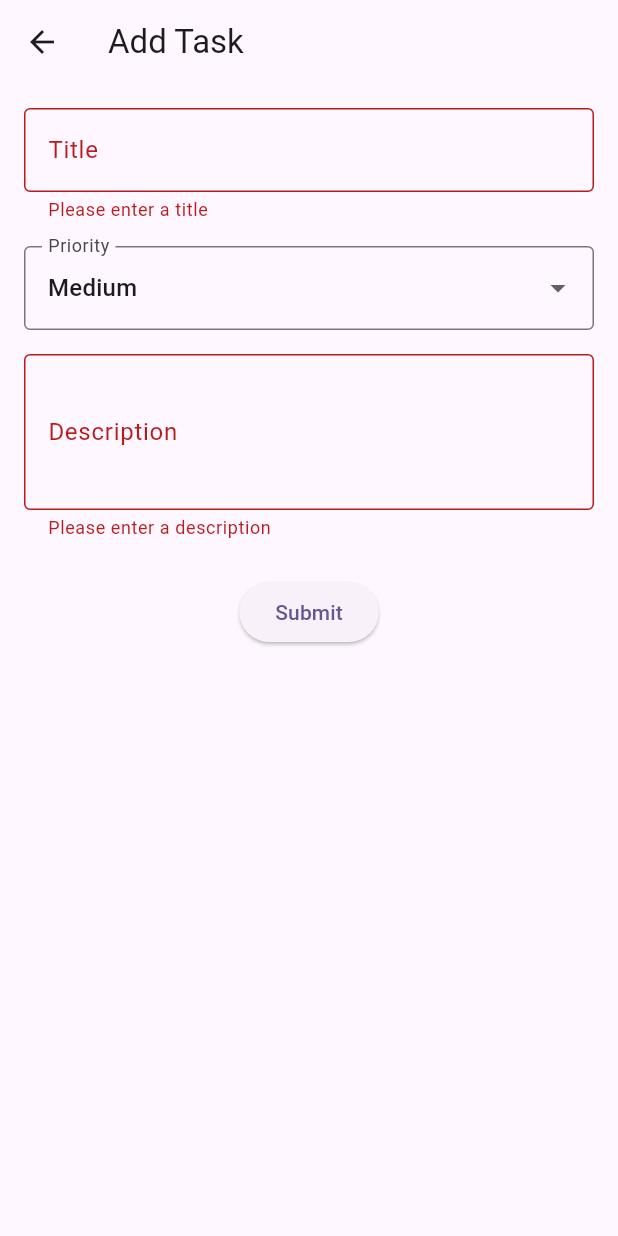
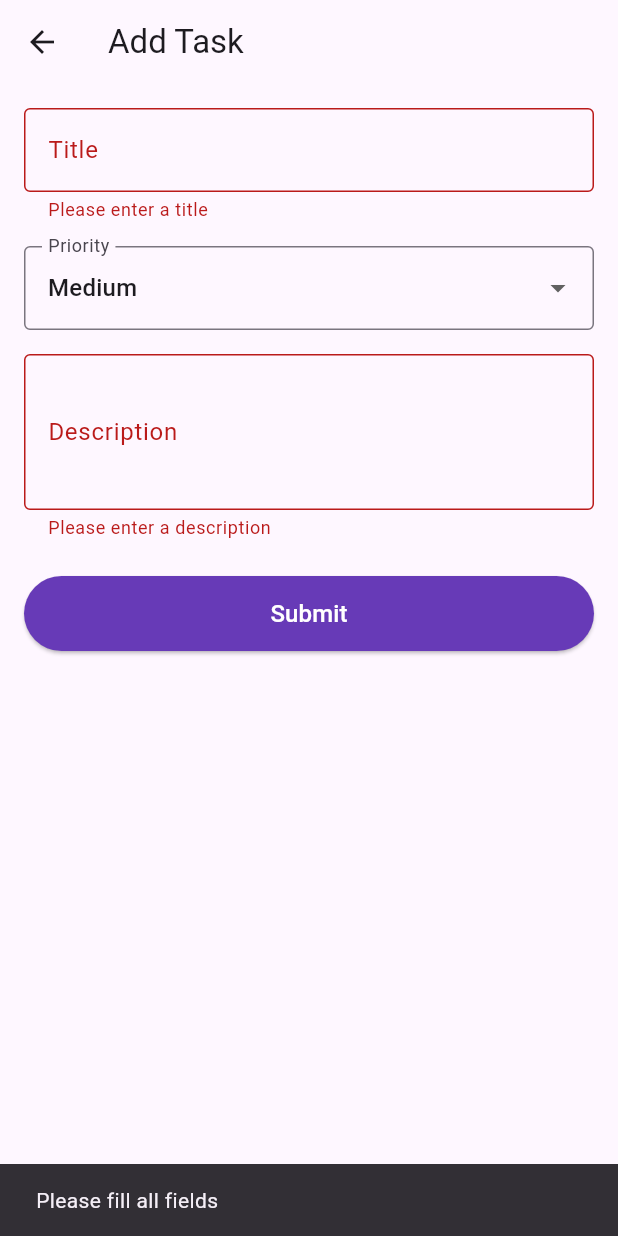
Before and after one commit to jimxxs/flutter-task-notes-app, a Flutter app: the AddTaskScreen screen opened directly, after a tap on "Submit", on a phone screen of 412 x 824 dp. Run offline on Flutter 3.47's test engine with Material 3 defaults, Android fonts, the phone set to English and light mode, and no system bars; our stand-ins replace shared_preferences, sqflite; accounts and stored records are empty.

Commit message:
Refactor database handling to use StorageHelper, add lifecycle management in HomeScreen, and enhance task submission feedback in AddTaskScreen

```diff
--- /dev/null
+++ b/task_notes_manager/devtools_options.yaml
@@ -0,0 +1,3 @@
+description: This file stores settings for Dart & Flutter DevTools.
+documentation: https://docs.flutter.dev/tools/devtools/extensions#configure-extension-enablement-states
+extensions:
--- a/task_notes_manager/lib/screens/add_task_screen.dart
+++ b/task_notes_manager/lib/screens/add_task_screen.dart
@@ -1,6 +1,6 @@
 import 'package:flutter/material.dart';
 import '../models/task_item.dart';
-import '../database_helper.dart';
+import '../storage_helper.dart';
 
 class AddTaskScreen extends StatefulWidget {
   const AddTaskScreen({super.key});
@@ -24,16 +24,34 @@ class _AddTaskScreenState extends State<AddTaskScreen> {
 
   Future<void> _submitTask() async {
     if (_formKey.currentState!.validate()) {
+      try {
         final task = TaskItem(
           title: _titleController.text,
           priority: _priority,
           description: _descriptionController.text,
         );
 
-      await DatabaseHelper().insertTask(task);
+        final id = await StorageHelper().insertTask(task);
+        print('Task inserted with ID: $id');
+
         if (mounted) {
+          ScaffoldMessenger.of(context).showSnackBar(
+            const SnackBar(content: Text('Task added successfully!')),
+          );
           Navigator.pop(context, true);
         }
+      } catch (e) {
+        print('Error: $e');
+        if (mounted) {
+          ScaffoldMessenger.of(context).showSnackBar(
+            SnackBar(content: Text('Error: $e')),
+          );
+        }
+      }
+    } else {
+      ScaffoldMessenger.of(context).showSnackBar(
+        const SnackBar(content: Text('Please fill all fields')),
+      );
     }
   }
 
@@ -97,9 +115,17 @@ class _AddTaskScreenState extends State<AddTaskScreen> {
                 },
               ),
               const SizedBox(height: 24),
-              ElevatedButton(
+              SizedBox(
+                width: double.infinity,
+                height: 50,
+                child: ElevatedButton(
                   onPressed: _submitTask,
-                child: const Text('Submit'),
+                  style: ElevatedButton.styleFrom(
+                    backgroundColor: Colors.deepPurple,
+                    foregroundColor: Colors.white,
+                  ),
+                  child: const Text('Submit', style: TextStyle(fontSize: 16)),
+                ),
               ),
             ],
           ),
```
Also changed, not shown: task_notes_manager/lib/database_helper.dart (+12 -1 lines), task_notes_manager/lib/main.dart (+44 -9 lines), task_notes_manager/lib/storage_helper.dart (added, +48 -0 lines), task_notes_manager/test_db.dart (added, +31 -0 lines). Lines whose indentation alone changed are shown as unchanged.
